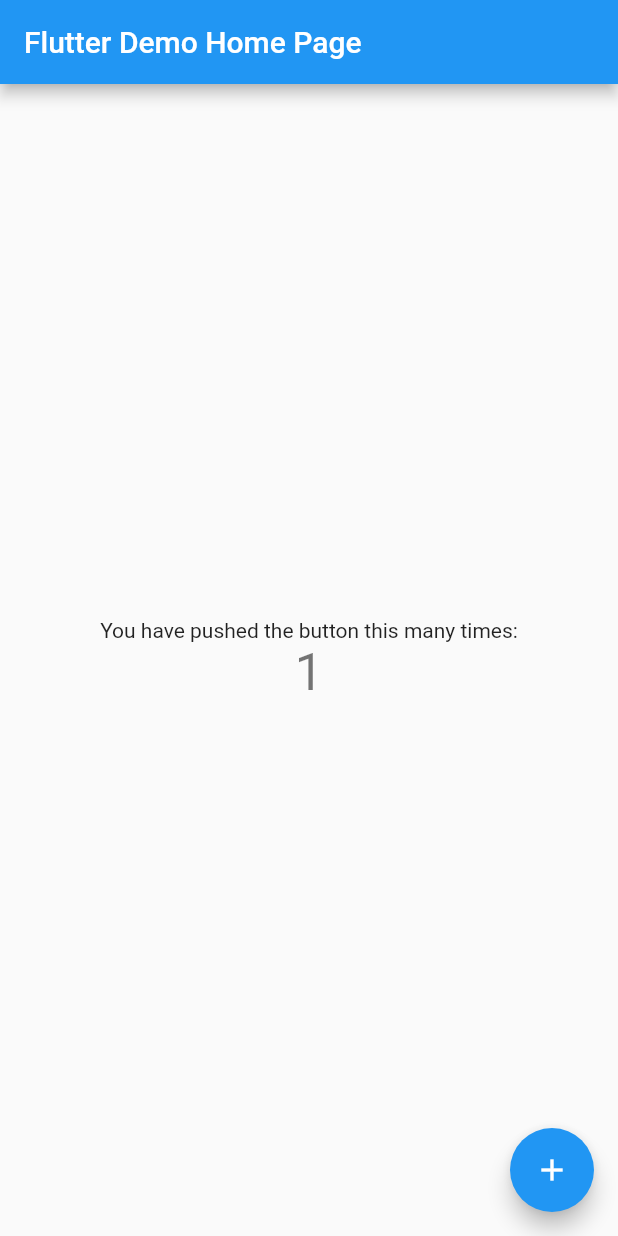
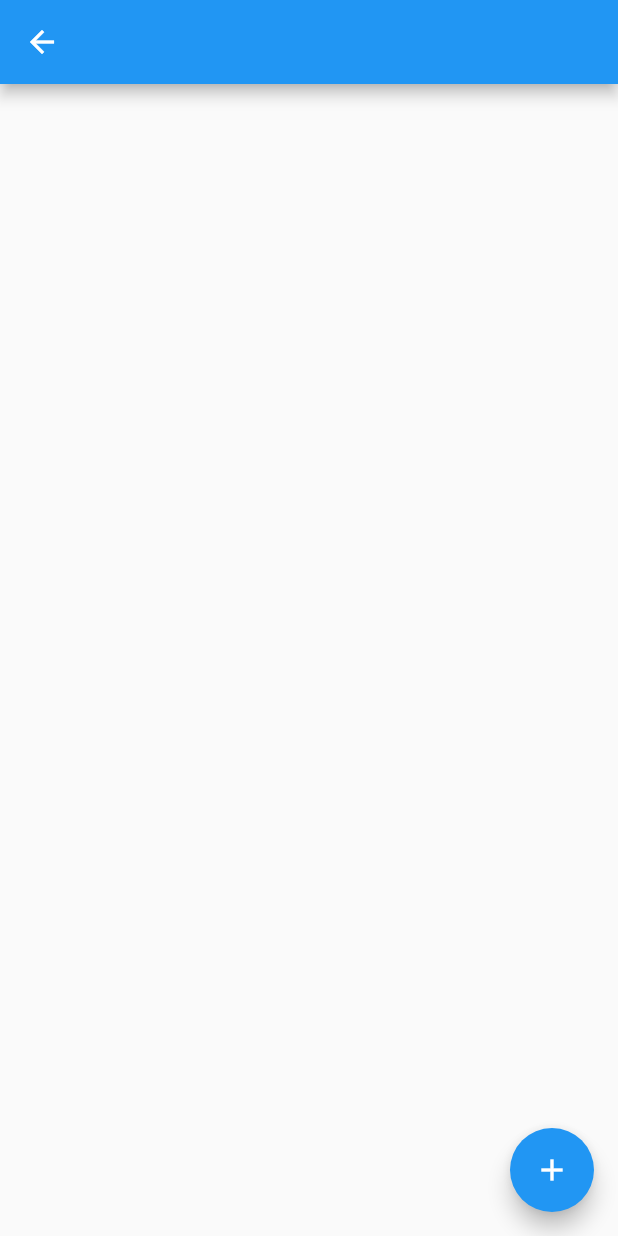
Before and after one commit to SergioMorenoAntequera/WorkoutTracker, a Flutter app: the screen it shows after launch, after a tap on the "add" icon, on a phone screen of 412 x 824 dp. Run offline on Flutter 3.47's test engine with Material 2 defaults, Android fonts, the phone set to English and light mode, and no system bars.

Commit message:
able to add exercises

```diff
--- a/lib/Models/session.dart
+++ b/lib/Models/session.dart
@@ -1 +1,8 @@
-class Session {}
+import 'package:serangym/Models/exercise.dart';
+
+class Session {
+  var start = DateTime(2021);
+  var end = DateTime(2021);
+
+  var exercises = [];
+}
--- /dev/null
+++ b/lib/Views/session_view.dart
@@ -0,0 +1,45 @@
+import 'package:flutter/material.dart';
+import 'package:serangym/Models/exercise.dart';
+import 'package:serangym/Models/session.dart';
+
+class SessionView extends StatefulWidget {
+  Session? session;
+  SessionView(this.session, {Key? key}) : super(key: key);
+
+  @override
+  _SessionViewState createState() => _SessionViewState();
+}
+
+class _SessionViewState extends State<SessionView> {
+  var session = Session();
+
+  @override
+  Widget build(BuildContext context) {
+    widget.session ??= widget.session = Session();
+    session = widget.session!;
+
+    return Scaffold(
+      appBar: AppBar(),
+      body: ListView.builder(
+        itemCount: session.exercises.length,
+        itemBuilder: (BuildContext context, int index) {
+          var exercise = session.exercises[index];
+          return ListTile(
+            leading: const Icon(Icons.list),
+            title: Text(exercise),
+          );
+        },
+      ),
+      floatingActionButton: FloatingActionButton(
+        onPressed: test,
+        child: const Icon(Icons.add),
+      ),
+    );
+  }
+
+  void test() {
+    setState(() {
+      session.exercises.add("Guarraaa");
+    });
+  }
+}
--- a/lib/main.dart
+++ b/lib/main.dart
@@ -1,4 +1,6 @@
 import 'package:flutter/material.dart';
+import 'package:serangym/Models/session.dart';
+import 'package:serangym/Views/session_view.dart';
 
 void main() {
   runApp(const MyApp());
@@ -32,12 +34,6 @@ class MyHomePage extends StatefulWidget {
 class _MyHomePageState extends State<MyHomePage> {
   int _counter = 0;
 
-  void _incrementCounter() {
-    setState(() {
-      _counter++;
-    });
-  }
-
   @override
   Widget build(BuildContext context) {
     return Scaffold(
@@ -59,10 +55,20 @@ class _MyHomePageState extends State<MyHomePage> {
         ),
       ),
       floatingActionButton: FloatingActionButton(
-        onPressed: _incrementCounter,
+        onPressed: _createSession,
         tooltip: 'Increment',
         child: const Icon(Icons.add),
       ),
     );
   }
+
+  void _createSession() {
+    Navigator.push(
+      context,
+      MaterialPageRoute(builder: (context) => SessionView(null)),
+    );
+    setState(() {
+      _counter++;
+    });
+  }
 }
```
Also changed, not shown: lib/Widgets/exercise_card.dart (added, +11 -0 lines).
